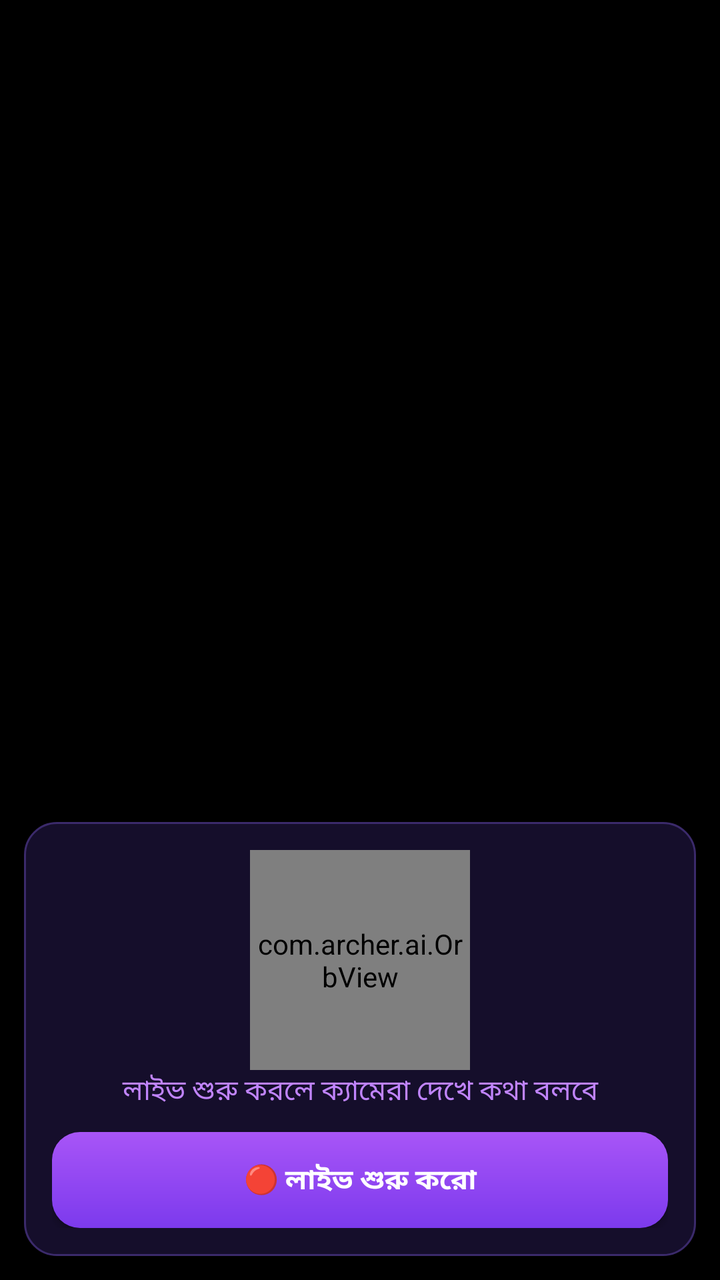
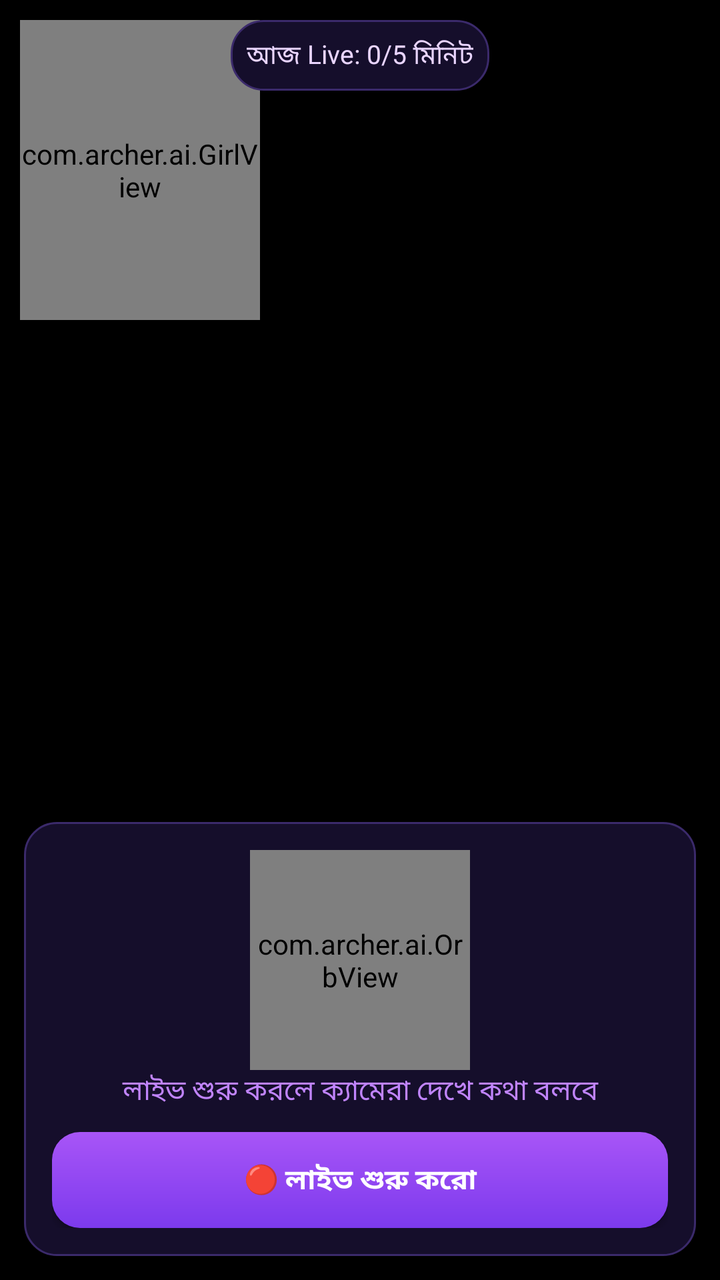

An Android layout rendered at two revisions. The XML below is the earlier revision; the diff shows what the commit changed to produce the second picture.
<!-- AndroidManifest.xml: application theme AppTheme -->
<!-- res/layout/activity_live.xml -->
<?xml version="1.0" encoding="utf-8"?>
<FrameLayout xmlns:android="http://schemas.android.com/apk/res/android"
    android:layout_width="match_parent"
    android:layout_height="match_parent"
    android:background="#000000">

    <TextureView
        android:id="@+id/preview"
        android:layout_width="match_parent"
        android:layout_height="match_parent" />

    <LinearLayout
        android:layout_width="match_parent"
        android:layout_height="wrap_content"
        android:layout_gravity="bottom"
        android:layout_margin="12dp"
        android:background="@drawable/bg_card"
        android:orientation="vertical"
        android:padding="14dp">

        <com.archer.ai.OrbView
            android:id="@+id/liveOrb"
            android:layout_width="110dp"
            android:layout_height="110dp"
            android:layout_gravity="center_horizontal" />

        <TextView
            android:id="@+id/liveStatus"
            android:layout_width="match_parent"
            android:layout_height="wrap_content"
            android:gravity="center"
            android:text="লাইভ শুরু করলে ক্যামেরা দেখে কথা বলবে"
            android:textColor="#C084FC"
            android:textSize="14sp" />

        <Button
            android:id="@+id/liveToggle"
            android:layout_width="match_parent"
            android:layout_height="wrap_content"
            android:layout_marginTop="10dp"
            android:background="@drawable/btn_primary"
            android:text="🔴 লাইভ শুরু করো"
            android:textColor="#FFFFFF"
            android:textStyle="bold" />
    </LinearLayout>
</FrameLayout>
<!-- resources referenced by this layout -->
<resources>
  <!-- drawable bg_card (drawable) -->
  <?xml version="1.0" encoding="utf-8"?>
  <shape xmlns:android="http://schemas.android.com/apk/res/android" android:shape="rectangle">
      <corners android:radius="16dp" />
      <solid android:color="#150E2B" />
      <stroke android:width="1dp" android:color="#3B2A6B" />
  </shape>
  <!-- drawable btn_primary (drawable) -->
  <?xml version="1.0" encoding="utf-8"?>
  <shape xmlns:android="http://schemas.android.com/apk/res/android" android:shape="rectangle">
      <corners android:radius="14dp" />
      <gradient
          android:angle="270"
          android:startColor="#A855F7"
          android:endColor="#7C3AED" />
  </shape>
  <style name="AppTheme" parent="android:Theme.Material.NoActionBar">
          <item name="android:windowBackground">#05030D</item>
          <item name="android:colorAccent">#A855F7</item>
          <item name="android:statusBarColor">#05030D</item>
          <item name="android:navigationBarColor">#05030D</item>
          <item name="android:windowLightStatusBar">false</item>
      </style>
</resources>

<!-- the commit's change to res/layout/activity_live.xml (unified diff, before → after) -->
@@ -8,6 +8,25 @@
         android:id="@+id/preview"
         android:layout_width="match_parent"
         android:layout_height="match_parent" />
+
+    <com.archer.ai.GirlView
+        android:id="@+id/liveGirl"
+        android:layout_width="120dp"
+        android:layout_height="150dp"
+        android:layout_gravity="top|start"
+        android:layout_margin="10dp" />
+
+    <TextView
+        android:id="@+id/liveUsage"
+        android:layout_width="wrap_content"
+        android:layout_height="wrap_content"
+        android:layout_gravity="top|center_horizontal"
+        android:layout_marginTop="10dp"
+        android:background="@drawable/bg_card"
+        android:padding="8dp"
+        android:text="আজ Live: 0/5 মিনিট"
+        android:textColor="#E9D5FF"
+        android:textSize="13sp" />
 
     <LinearLayout
         android:layout_width="match_parent"
